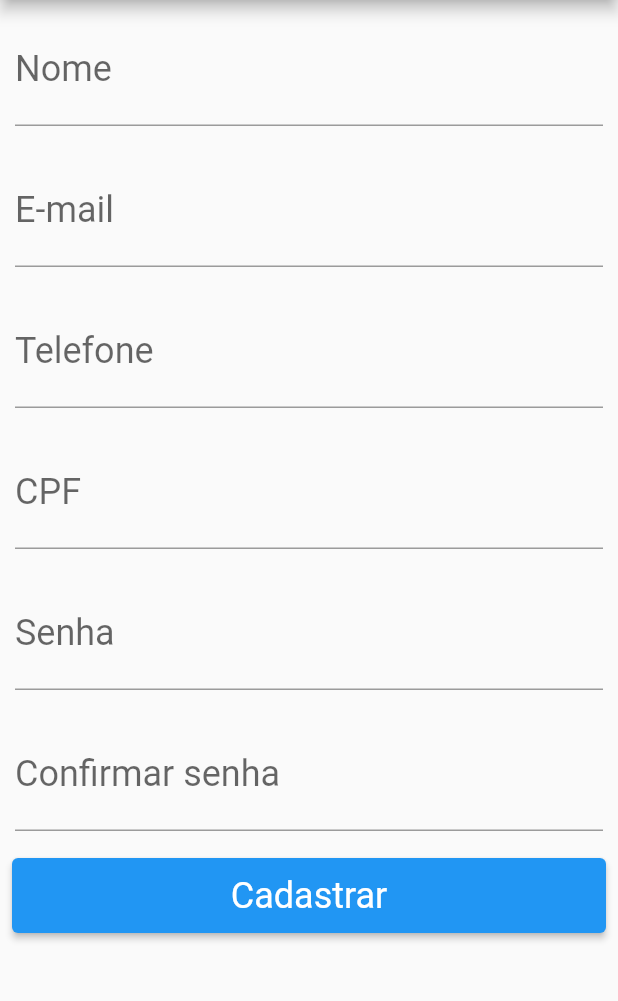
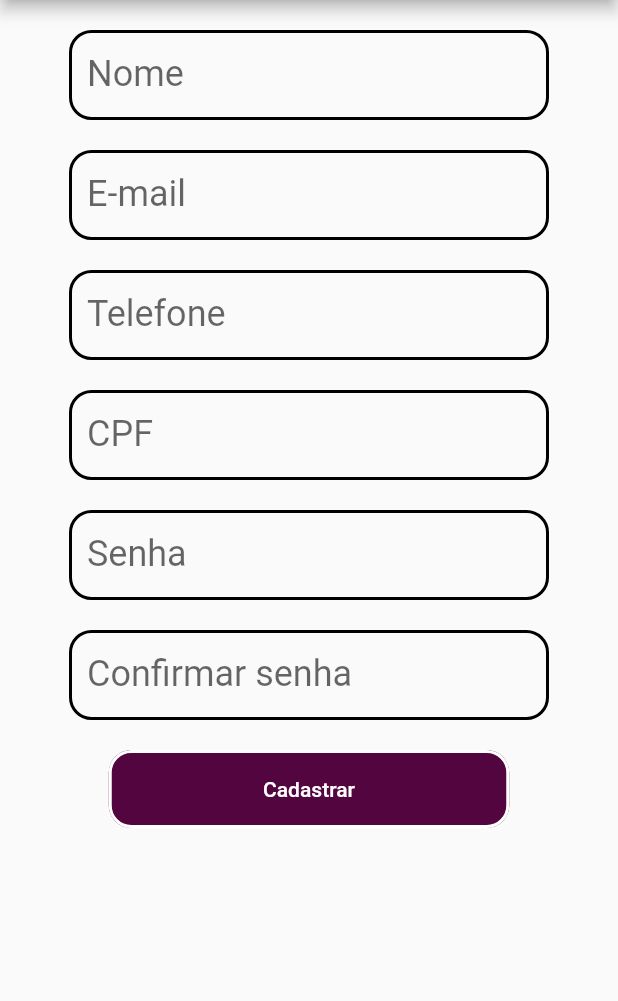
Before and after one commit to GuiPiovezan/aplicativo-point-summer-foods, a Flutter app: the CadastroCliente screen opened directly, on a phone screen of 412 x 824 dp, the part 84-1085 px from its top. Run offline on Flutter 3.47's test engine with Material 2 defaults, Android fonts, the phone set to English and light mode, and no system bars; our stand-ins replace cloud_firestore, firebase_core; accounts and stored records are empty.

Commit message:
Alteração nos Widgets personalizados

```diff
--- a/lib/components/button-primary.dart
+++ b/lib/components/button-primary.dart
@@ -7,17 +7,47 @@ class ButtonPrimary extends StatelessWidget {
 
   @override
   Widget build(BuildContext context) {
-    return Padding(
-      padding: EdgeInsets.all(8.0),
-      child: ElevatedButton(
-        style: ButtonStyle(
-          fixedSize: MaterialStateProperty.all(const Size(100, 50)),
-          textStyle: MaterialStateProperty.all(
-            const TextStyle(fontSize: 24),
+    // return Padding(
+    //   padding: EdgeInsets.all(8.0),
+    //   child: ElevatedButton(
+    //     style: ButtonStyle(
+    //       fixedSize: MaterialStateProperty.all(const Size(100, 50)),
+    //       textStyle: MaterialStateProperty.all(
+    //         const TextStyle(fontSize: 24),
+    //       ),
+    //     ),
+    //     onPressed: () {},
+    //     child: Text(textoBotao),
+    //   ),
+    // );
+    return Center(
+      child: Container(
+        height: 52,
+        width: 267,
+        margin: EdgeInsets.fromLTRB(0, 20, 0, 0),
+        child: TextButton(
+          onPressed: () {},
+          child: Text(
+            textoBotao,
+            style: TextStyle(
+              color: Colors.white,
+            ),
+          ),
+          style: TextButton.styleFrom(
+            padding: EdgeInsets.all(15),
+            backgroundColor: Color.fromARGB(255, 83, 5, 64),
+            side: BorderSide(
+              color: Colors.white,
+              width: 2,
+              style: BorderStyle.solid,
+            ),
+            shape: RoundedRectangleBorder(
+              borderRadius: const BorderRadius.all(
+                Radius.circular(15.0),
+              ),
+            ),
           ),
         ),
-        onPressed: () {},
-        child: Text(textoBotao),
       ),
     );
   }
--- a/lib/components/text-input-personalizado.dart
+++ b/lib/components/text-input-personalizado.dart
@@ -10,16 +10,50 @@ class TextInputPersonalizado extends StatelessWidget {
 
   @override
   Widget build(BuildContext context) {
-    return Padding(
-      padding: const EdgeInsets.all(10.0),
+    // return Padding(
+    //   padding: const EdgeInsets.all(10.0),
+    //   child: TextField(
+    //     controller: controlador,
+    //     style: const TextStyle(fontSize: 24.0),
+    //     decoration: InputDecoration(
+    //       labelText: descricaoCampo,
+    //       hintText: placeholder,
+    //     ),
+    //     keyboardType: TextInputType.number,
+    //   ),
+    // );
+    return Center(
+      child: Container(
+        margin: EdgeInsets.fromLTRB(0, 20, 0, 0),
+        width: 320,
+        height: 60,
         child: TextField(
           controller: controlador,
+          keyboardType: TextInputType.number,
           style: const TextStyle(fontSize: 24.0),
           decoration: InputDecoration(
             labelText: descricaoCampo,
             hintText: placeholder,
+            focusedBorder: OutlineInputBorder(
+              borderSide: BorderSide(
+                color: Color.fromARGB(255, 83, 5, 64),
+                width: 2,
               ),
-        keyboardType: TextInputType.number,
+              borderRadius: BorderRadius.all(
+                Radius.circular(15),
+              ),
+            ),
+            enabledBorder: OutlineInputBorder(
+              borderSide: BorderSide(
+                color: Colors.black,
+                width: 2,
+              ),
+              borderRadius: BorderRadius.all(
+                Radius.circular(15),
+              ),
+            ),
+          ),
+        ),
       ),
     );
   }
```
Lines whose indentation alone changed are shown as unchanged.
